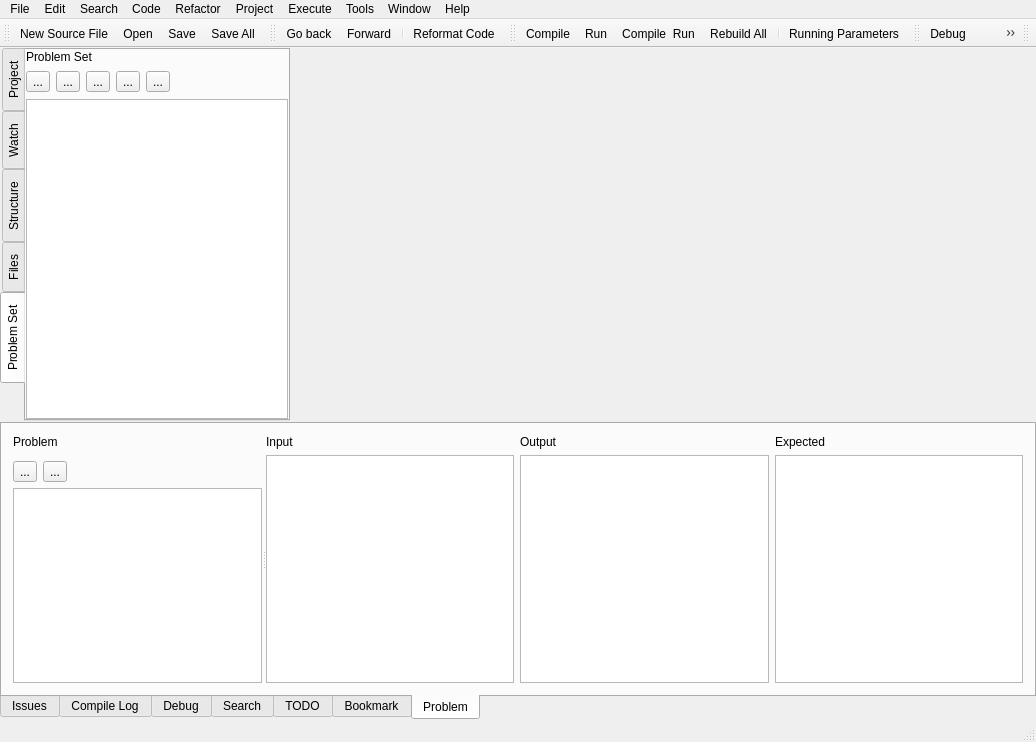
Old version of the form RedPandaIDE/mainwindow.ui in the repository royqh1979/RedPanda-CPP.
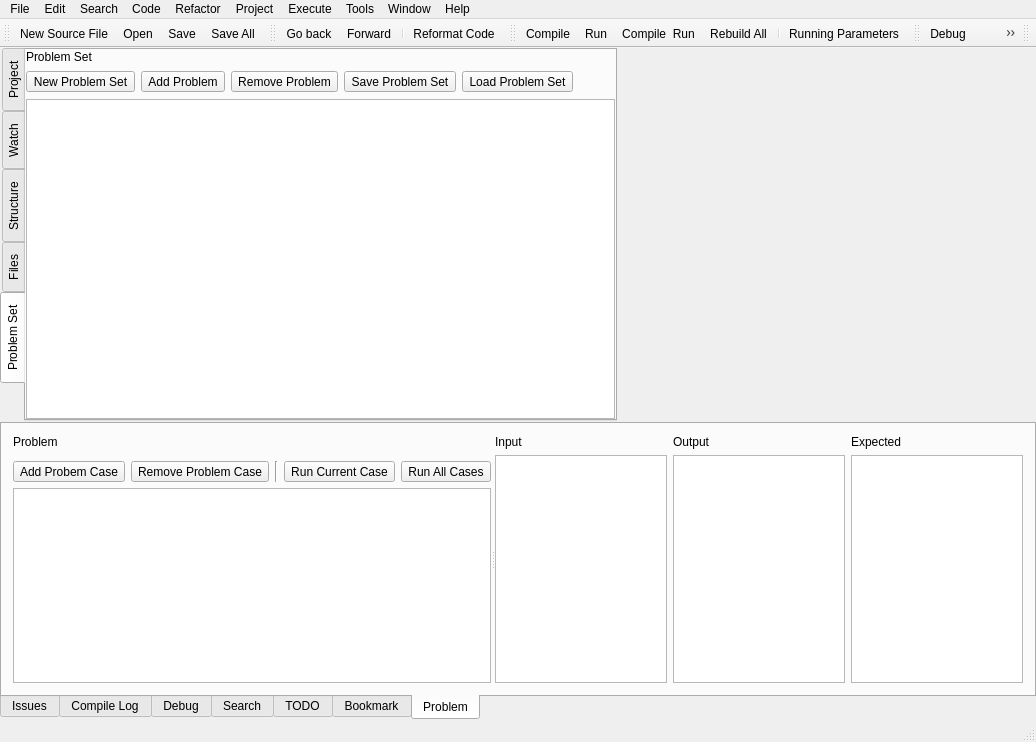
New version of the form. Icons and pictures are not drawn. Custom widgets are drawn as their Qt base class.

Commit message: work save: problem set ui done

```diff
--- a/RedPandaIDE/mainwindow.ui
+++ b/RedPandaIDE/mainwindow.ui
@@ -307,7 +307,7 @@
                 <item>
                  <widget class="QToolButton" name="btnNewProblemSet">
                   <property name="text">
-                   <string>...</string>
+                   <string>New Problem Set</string>
                   </property>
                   <property name="icon">
                    <iconset resource="icons.qrc">
@@ -318,7 +318,7 @@
                 <item>
                  <widget class="QToolButton" name="btnAddProblem">
                   <property name="text">
-                   <string>...</string>
+                   <string>Add Problem</string>
                   </property>
                   <property name="icon">
                    <iconset resource="icons.qrc">
@@ -329,7 +329,7 @@
                 <item>
                  <widget class="QToolButton" name="btnRemoveProblem">
                   <property name="text">
-                   <string>...</string>
+                   <string>Remove Problem</string>
                   </property>
                   <property name="icon">
                    <iconset resource="icons.qrc">
@@ -340,7 +340,7 @@
                 <item>
                  <widget class="QToolButton" name="btnSaveProblemSet">
                   <property name="text">
-                   <string>...</string>
+                   <string>Save Problem Set</string>
                   </property>
                   <property name="icon">
                    <iconset resource="icons.qrc">
@@ -351,7 +351,7 @@
                 <item>
                  <widget class="QToolButton" name="btnLoadProblemSet">
                   <property name="text">
-                   <string>...</string>
+                   <string>Load Problem Set</string>
                   </property>
                   <property name="icon">
                    <iconset resource="icons.qrc">
@@ -1147,7 +1147,7 @@
                 <item>
                  <widget class="QToolButton" name="btnAddProblemCase">
                   <property name="text">
-                   <string>...</string>
+                   <string>Add Probem Case</string>
                   </property>
                   <property name="icon">
                    <iconset resource="icons.qrc">
@@ -1158,7 +1158,7 @@
                 <item>
                  <widget class="QToolButton" name="btnRemoveProblemCase">
                   <property name="text">
-                   <string>...</string>
+                   <string>Remove Problem Case</string>
                   </property>
                   <property name="icon">
                    <iconset resource="icons.qrc">
@@ -1166,6 +1166,41 @@
                   </property>
                  </widget>
                 </item>
+                <item>
+                 <widget class="Line" name="line">
+                  <property name="orientation">
+                   <enum>Qt::Vertical</enum>
+                  </property>
+                 </widget>
+                </item>
+                <item>
+                 <widget class="QToolButton" name="btnRunCurrentProblemCase">
+                  <property name="toolTip">
+                   <string>Run Current Case</string>
+                  </property>
+                  <property name="text">
+                   <string>Run Current Case</string>
+                  </property>
+                  <property name="icon">
+                   <iconset resource="icons.qrc">
+                    <normaloff>:/icons/images/newlook24/069-run.png</normaloff>:/icons/images/newlook24/069-run.png</iconset>
+                  </property>
+                 </widget>
+                </item>
+                <item>
+                 <widget class="QToolButton" name="btnRunAllProblemCases">
+                  <property name="toolTip">
+                   <string>Run All Cases</string>
+                  </property>
+                  <property name="text">
+                   <string>Run All Cases</string>
+                  </property>
+                  <property name="icon">
+                   <iconset resource="icons.qrc">
+                    <normaloff>:/icons/images/newlook24/021-Debug-Continue.png</normaloff>:/icons/images/newlook24/021-Debug-Continue.png</iconset>
+                  </property>
+                 </widget>
+                </item>
                 <item>
                  <spacer name="horizontalSpacer_4">
                   <property name="orientation">
```
Left out of the diff: 23 changed lines with no effect on the pictures. The commit also changes 6 other files.
